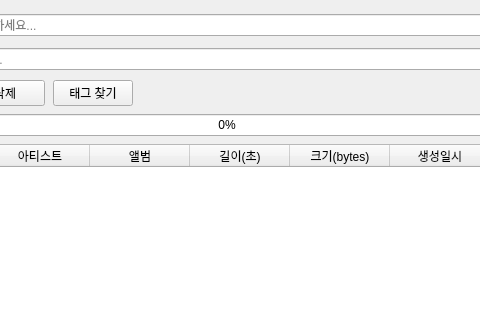
Before: the Qt Designer form src/main_window.ui in musiren/mp3-archive, drawn with Qt 5; both pictures show x 223 to 703 and y 0 to 320 of the 900 by 620 pixel window.
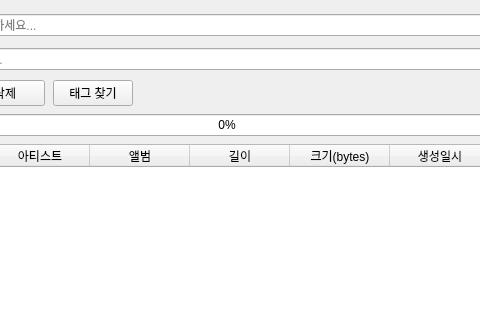
After: the same form once the commit is applied.

Commit message:
feat: display duration in m:ss format instead of raw seconds
Convert duration to 'M:SS' (e.g. 100s -> '1:40') via _fmt_duration().
Rename column header '길이(초)' -> '길이'.

https://claude.ai/code/session_01YFDPmPzoyxfymLkiNHqsrJ

The edit to the form file:
```diff
--- a/src/main_window.ui
+++ b/src/main_window.ui
@@ -232,7 +232,7 @@
        <property name="text"><string>앨범</string></property>
       </column>
       <column>
-       <property name="text"><string>길이(초)</string></property>
+       <property name="text"><string>길이</string></property>
       </column>
       <column>
        <property name="text"><string>크기(bytes)</string></property>
```
The commit also changes 1 other file.
